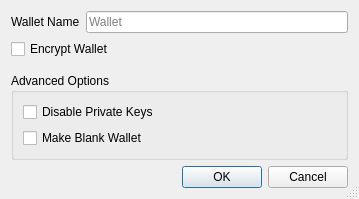
Old version of the form src/qt/forms/createwalletdialog.ui in the repository knst/dash.
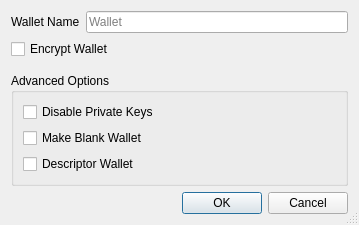
New version of the form.

Commit message: Be able to create new wallets with DescriptorScriptPubKeyMans as backing

The edit to the form file:
```diff
--- a/src/qt/forms/createwalletdialog.ui
+++ b/src/qt/forms/createwalletdialog.ui
@@ -99,6 +99,24 @@
         </property>
        </widget>
       </item>
+      <item>
+        <widget class="QCheckBox" name="descriptor_checkbox">
+         <property name="geometry">
+          <rect>
+           <x>20</x>
+           <y>140</y>
+           <width>171</width>
+           <height>22</height>
+          </rect>
+         </property>
+         <property name="toolTip">
+          <string>Use descriptors for scriptPubKey management</string>
+         </property>
+         <property name="text">
+          <string>Descriptor Wallet</string>
+         </property>
+        </widget>
+      </item>
      </layout>
     </widget>
    </item>
```
The commit also changes 7 other files.
